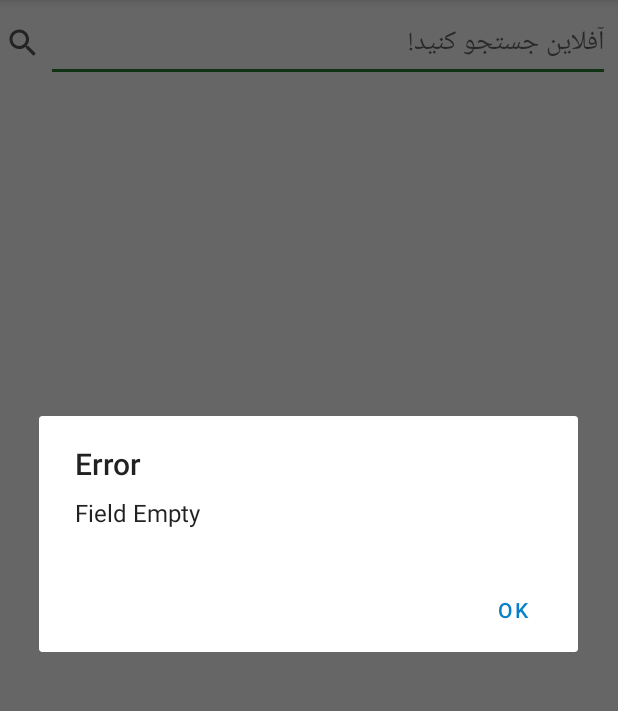
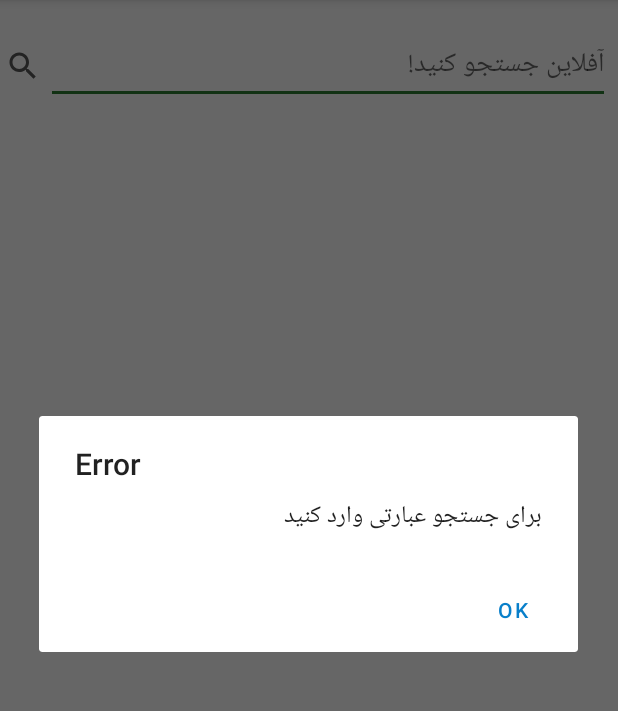
Before and after one commit to fakemariastyles/Around-Me-For_Cafe-Bazzare, an Android app: the screen it shows after launch (MainActivity), after a tap on an icon or button, on a phone screen of 412 x 824 dp, the part 84-795 px from its top. Run offline under Robolectric (Android 15) with nearby library versions, the phone set to English and light mode, and no system bars; our stand-ins replace Room's generated code; network calls fail.

Commit message:
fixed some ui bugs that was in trello

```diff
--- a/app/src/main/AndroidManifest.xml
+++ b/app/src/main/AndroidManifest.xml
@@ -3,7 +3,7 @@
           package="com.workshop.aroundme">
 
     <uses-permission android:name="android.permission.INTERNET"/>
-
+    <uses-permission android:name="android.permission.ACCESS_NETWORK_STATE"/>
     <application
             android:allowBackup="true"
             android:icon="@mipmap/ic_launcher_foreground"
--- a/app/src/main/java/com/workshop/aroundme/app/ui/categories/CategoryFragment.kt
+++ b/app/src/main/java/com/workshop/aroundme/app/ui/categories/CategoryFragment.kt
@@ -1,6 +1,7 @@
 package com.workshop.aroundme.app.ui.categories
 
 import android.app.AlertDialog
+import android.content.Context
 import android.content.DialogInterface
 import android.net.ConnectivityManager
 import android.os.Bundle
@@ -12,11 +13,13 @@ import android.view.inputmethod.EditorInfo
 import android.widget.EditText
 import android.widget.ImageView
 import android.widget.LinearLayout
+import androidx.appcompat.app.AppCompatActivity
 import androidx.fragment.app.Fragment
 import androidx.recyclerview.widget.LinearLayoutManager
 import androidx.recyclerview.widget.RecyclerView
 import com.workshop.aroundme.R
 import com.workshop.aroundme.app.Injector
+import com.workshop.aroundme.app.MainActivity
 import com.workshop.aroundme.app.ui.categories.adapters.CategoryAdapter
 import com.workshop.aroundme.app.ui.categories.categoryChildDetail.CategoryChildDetailFragment
 import com.workshop.aroundme.data.model.CategoryEntity
@@ -42,7 +45,7 @@ class CategoryFragment : Fragment() , OnCategoryChildItemClickListener{
             }else{
                 AlertDialog.Builder(fragmentView.context)
                     .setTitle(getString(R.string.error))
-                    .setMessage("Field Empty")
+                    .setMessage(R.string.filed_empty)
                     .setPositiveButton(getString(R.string.ok)) { dialogInterface: DialogInterface, i: Int ->
                         dialogInterface.dismiss()
                     }
--- a/app/src/main/res/layout/fragment_list.xml
+++ b/app/src/main/res/layout/fragment_list.xml
@@ -5,11 +5,12 @@
              android:layout_height="match_parent"
              tools:context=".app.ui.categories.CategoryFragment">
     <LinearLayout android:layout_width="match_parent" android:layout_height="match_parent" android:orientation="vertical">
-<LinearLayout android:layout_width="match_parent" android:layout_height="0dp" android:orientation="horizontal" android:singleLine="true" android:layout_weight="1">
+<LinearLayout android:layout_width="match_parent" android:layout_marginTop="15dp" android:layout_height="0dp" android:orientation="horizontal" android:singleLine="true" android:layout_weight="1">
     <ImageView
             android:id="@+id/search_button"
             android:layout_width="0dp"
             android:layout_weight="1"
+            android:padding="3dp"
             android:layout_height="wrap_content"
             android:layout_alignParentRight="true"
             android:src="@drawable/ic_search_black"
--- a/app/src/main/res/values/strings.xml
+++ b/app/src/main/res/values/strings.xml
@@ -11,4 +11,6 @@
     <string name="invalid_user_or_pass">Invalid username or password</string>
     <string name="ok">Ok</string>
     <string name="search_here">آفلاین جستجو کنید!</string>
+    <string name="filed_empty">برای جستجو عبارتی وارد کنید</string>
+    <string name="log_error">خطا</string>
 </resources>
```
Also changed, not shown: app/src/main/res/layout/item_category_child_item.xml (+4 -4 lines).
